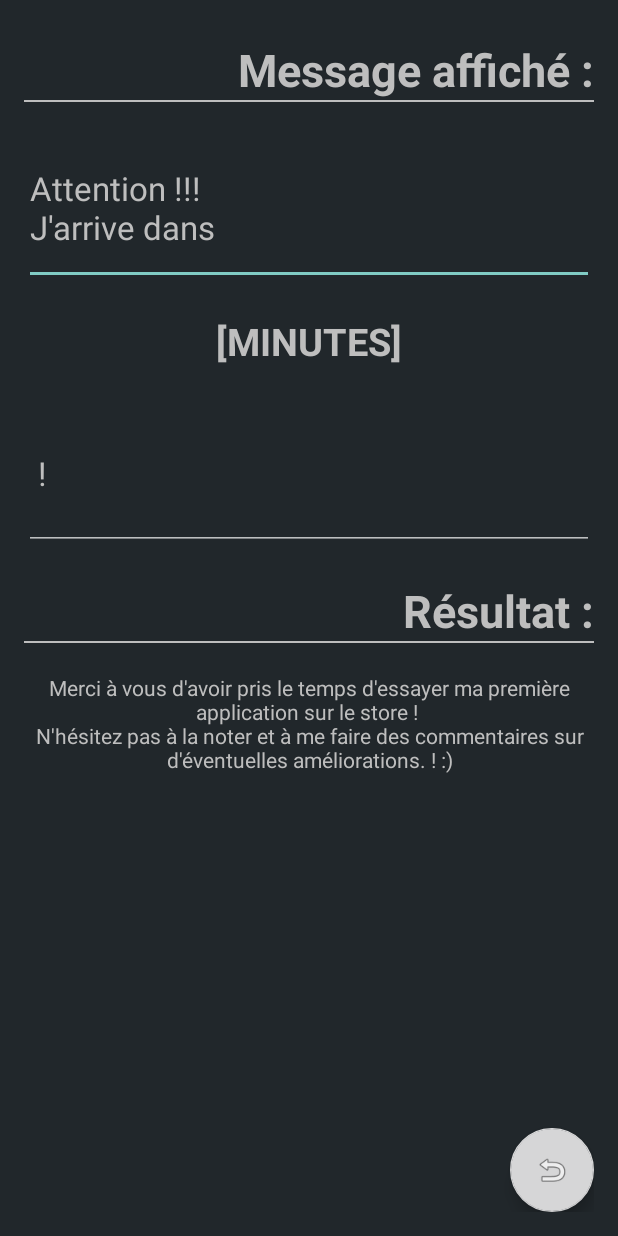
After one commit to Nawako/TwoMinutes, an Android app: the SettingScreen screen opened directly, with no data from a screen before it, on a phone screen of 412 x 824 dp. The commit adds this screen. Run offline under Robolectric (Android 15) with nearby library versions, the phone set to English and light mode, and no system bars; libraries missing offline, so code that uses them is left out: com.daimajia.androidanimations; 1 statement that could not run was skipped.

Commit message:
Ajout d'une bdd locale, avec gestion du text sms

```diff
--- /dev/null
+++ b/app/src/main/java/com/kilomobi/twominutes/General.java
@@ -0,0 +1,49 @@
+package com.kilomobi.twominutes;
+
+import android.content.Context;
+import android.content.SharedPreferences;
+
+/**
+ * Created by Nawako on 13/10/2015.
+ */
+public class General {
+    static SharedPreferences sharedpreferences;
+    static SharedPreferences.Editor editor;
+    static String mMessage;
+    static String mMessage2;
+
+    General (Context ctx) {
+        mMessage = "nomessage";
+        mMessage2 = "nomessage";
+        sharedpreferences = ctx.getSharedPreferences("local", Context.MODE_PRIVATE);
+        editor = sharedpreferences.edit();
+    }
+
+    public void saveMessage (String message) {
+        setmMessage(message);
+        editor.putString("message", message);
+        editor.commit();
+    }
+
+    public void saveMessage2 (String message) {
+        setmMessage2(message);
+        editor.putString("message2", message);
+        editor.commit();
+    }
+
+    public String getmMessage() {
+        return mMessage;
+    }
+
+    public void setmMessage(String mMessage) {
+        this.mMessage = mMessage;
+    }
+
+    public String getmMessage2() {
+        return mMessage2;
+    }
+
+    public void setmMessage2(String mMessage2) {
+        General.mMessage2 = mMessage2;
+    }
+}
--- /dev/null
+++ b/app/src/main/java/com/kilomobi/twominutes/SettingScreen.java
@@ -0,0 +1,84 @@
+package com.kilomobi.twominutes;
+
+import android.content.Intent;
+import android.os.Bundle;
+import android.support.v7.app.AppCompatActivity;
+import android.text.Editable;
+import android.text.TextWatcher;
+import android.view.View;
+import android.widget.EditText;
+import android.widget.TextView;
+
+import com.daimajia.androidanimations.library.Techniques;
+import com.daimajia.androidanimations.library.YoYo;
+
+import org.w3c.dom.Text;
+
+/**
+ * Created by Nawako on 13/10/2015.
+ */
+public class SettingScreen extends AppCompatActivity {
+    EditText mInputText;
+    EditText mInputText2;
+    TextView mOutputText;
+    General general;
+    @Override
+    protected void onCreate(Bundle savedInstanceState) {
+        super.onCreate(savedInstanceState);
+
+        setContentView(R.layout.settings);
+
+        general = new General(this);
+
+        mInputText = (EditText) findViewById(R.id.edit_input_text);
+        mInputText2 = (EditText) findViewById(R.id.edit_input_text2);
+        mOutputText = (TextView) findViewById(R.id.tvCredits);
+
+        if (general.sharedpreferences.getString("message","nomessage") == "nomessage") {
+            mInputText.setText(getResources().getString(R.string.message_base));
+            mInputText2.setText(" !");
+        }
+        else {
+            mInputText.setText(general.sharedpreferences.getString("message", "nomessage"));
+            mInputText2.setText(general.sharedpreferences.getString("message2", ""));
+        }
+
+        TextWatcher inputTextWatcher = new TextWatcher() {
+            public void afterTextChanged(Editable s) {
+                String mText = mInputText.getText().toString() + " [MINUTES] " + mInputText2.getText().toString();
+                mOutputText.setText(mText);
+                general.saveMessage(mInputText.getText().toString());
+                general.saveMessage2(mInputText2.getText().toString());
+            }
+
+
+            public void beforeTextChanged(CharSequence s, int start, int count, int after){
+            }
+            public void onTextChanged(CharSequence s, int start, int before, int count) {
+            }
+        };
+
+        mInputText.addTextChangedListener(inputTextWatcher);
+        mInputText2.addTextChangedListener(inputTextWatcher);
+
+        // Anim credit's text
+        YoYo.with(Techniques.FadeIn).duration(3000).playOn(findViewById(R.id.tvCredits));
+
+    }
+
+    @Override
+    public void onBackPressed() {
+        super.onBackPressed();
+    }
+
+    public void backButton (View v) {
+        onBackPressed();
+    }
+
+    @Override
+    protected void onPause() {
+        super.onPause();
+        finish();
+    }
+
+}
--- /dev/null
+++ b/app/src/main/res/layout/settings.xml
@@ -0,0 +1,93 @@
+<RelativeLayout xmlns:android="http://schemas.android.com/apk/res/android"
+    xmlns:tools="http://schemas.android.com/tools"
+    android:layout_width="match_parent"
+    android:layout_height="match_parent"
+    xmlns:app="http://schemas.android.com/apk/res-auto"
+    android:paddingLeft="@dimen/activity_horizontal_margin"
+    android:paddingRight="@dimen/activity_horizontal_margin"
+    android:paddingTop="@dimen/activity_vertical_margin"
+    android:paddingBottom="@dimen/activity_vertical_margin"
+    android:background="@color/material_blue_grey_950"
+    tools:context=".Settings">
+
+    <LinearLayout
+        android:layout_width="fill_parent"
+        android:layout_height="fill_parent"
+        android:orientation="vertical">
+
+    <TextView android:text="@string/settings_message" android:layout_width="wrap_content"
+        android:layout_height="wrap_content"
+        android:layout_marginTop="10dp"
+        android:textStyle="bold"
+        android:textSize="30dp"
+        android:textColor="@color/dim_foreground_material_dark"
+        android:layout_gravity="right" />
+
+    <View
+        android:layout_width="match_parent"
+        android:layout_height="1dp"
+        android:background="@color/dim_foreground_material_dark"/>
+
+        <EditText
+            android:id="@+id/edit_input_text"
+            android:layout_width="fill_parent"
+            android:layout_height="wrap_content"
+            android:layout_marginTop="20dp"
+            android:textSize="22dp"
+            android:textColor="@color/dim_foreground_material_dark"
+            android:lines="3"/>
+
+        <TextView
+            android:id="@+id/tv_input_minutes"
+            android:layout_width="wrap_content"
+            android:layout_height="wrap_content"
+            android:text="[MINUTES]"
+            android:layout_margin="20dp"
+            android:textSize="25dp"
+            android:textStyle="bold"
+            android:layout_gravity="center_horizontal"
+            android:textColor="@color/dim_foreground_material_dark"/>
+
+        <EditText
+            android:id="@+id/edit_input_text2"
+            android:layout_width="fill_parent"
+            android:layout_height="wrap_content"
+            android:textSize="22dp"
+            android:textColor="@color/dim_foreground_material_dark"
+            android:lines="3"/>
+
+        <TextView
+            android:layout_width="wrap_content"
+            android:layout_height="wrap_content"
+            android:text="@string/settings_result"
+            android:textStyle="bold"
+            android:layout_marginTop="20dp"
+            android:textSize="30dp"
+            android:textColor="@color/dim_foreground_material_dark"
+            android:layout_gravity="right" />
+
+        <View
+            android:layout_width="match_parent"
+            android:layout_height="1dp"
+            android:background="@color/dim_foreground_material_dark"/>
+
+        <TextView
+            android:id="@+id/tvCredits"
+            android:layout_marginTop="20dp"
+            android:layout_width="fill_parent"
+            android:layout_height="wrap_content"
+            android:gravity="center"
+            android:textColor="@color/dim_foreground_material_dark"
+            android:text="@string/settings_credits"/>
+
+    </LinearLayout>
+
+    <android.support.design.widget.FloatingActionButton android:id="@+id/fabBack"
+        android:layout_width="wrap_content" android:layout_height="wrap_content"
+        android:layout_alignParentEnd="true"
+        android:layout_alignParentBottom="true"
+        android:onClick="backButton"
+        app:backgroundTint="@color/blue_normal"
+        android:src="@android:drawable/ic_menu_revert" />
+
+</RelativeLayout>
--- a/app/src/main/res/values/strings.xml
+++ b/app/src/main/res/values/strings.xml
@@ -3,7 +3,7 @@
 
     <string name="app_name">2 Min</string>
     <string name="error">Choisir une durée et un contact !</string>
-    <string formatted="false" name="message">Attention !!! \nJ\'arrive dans %1$d minutes ! \nEnvoyé avec l\'app 2 Min</string>
+    <string formatted="false" name="message">Attention !!! \nJ\'arrive dans %1$d minutes ! \nEnvoyé avec l\'app 2 Min!</string>
     <string formatted="false" name="arrive">Vous avez mis %d secondes \npour accomplir votre tâche !</string>
     <string formatted="false" name="arrive2">Vous avez mis %d min %d secondes \npour accomplir votre tâche !</string>
     <string name="action_settings">Paramètres</string>
@@ -15,5 +15,10 @@
     <string name="send">Envoyer</string>
     <string name="send_in_progress">Envoi en cours...</string>
     <string name="sent">Fait !</string>
+    <string name="settings_message">Message affiché :</string>
+    <string name="settings_credits">Merci à vous d\'avoir pris le temps d\'essayer ma première application sur le store ! \nN\'hésitez pas à la noter et à me faire des commentaires sur d\'éventuelles améliorations. ! :)</string>
+    <string name="send_with">\nEnvoyé avec l\'app 2 Min!</string>
+    <string name="message_base">Attention !!! \nJ\'arrive dans</string>
+    <string name="settings_result">Résultat :</string>
 
 </resources>
```
Also changed, not shown: app/build.gradle (+6 -2 lines), app/src/main/AndroidManifest.xml (+6 -1 lines), app/src/main/java/com/kilomobi/twominutes/MainActivity.java (+18 -1 lines), app/src/main/res/layout/activity_main.xml (+8 -6 lines), 2 other files.
